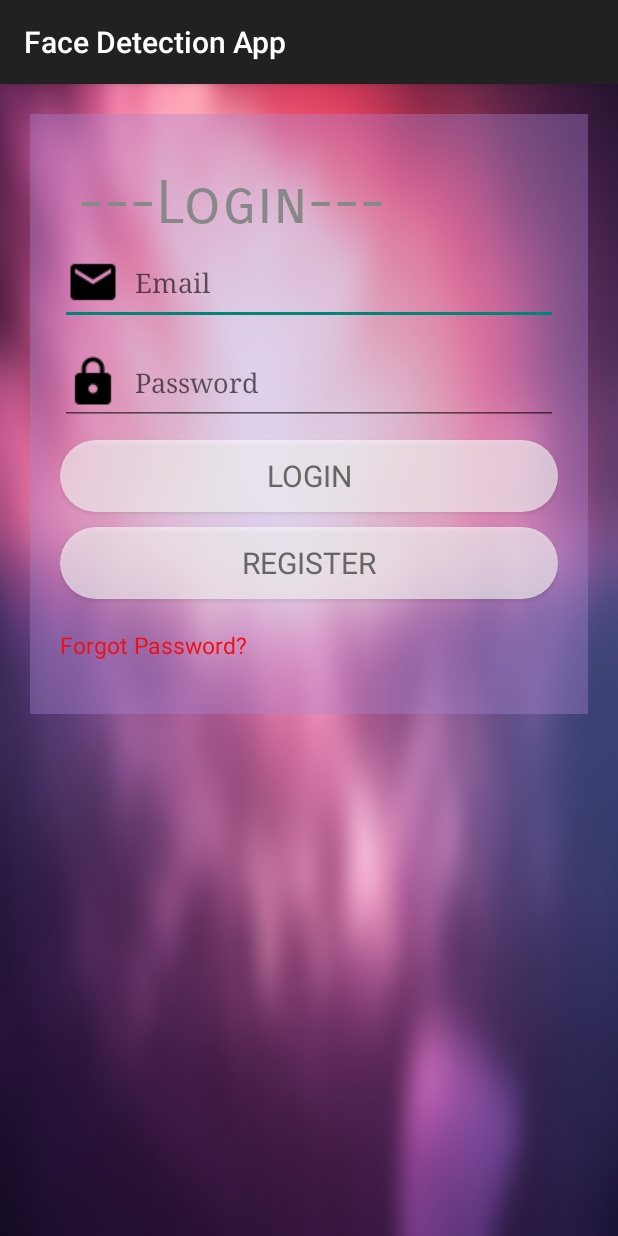
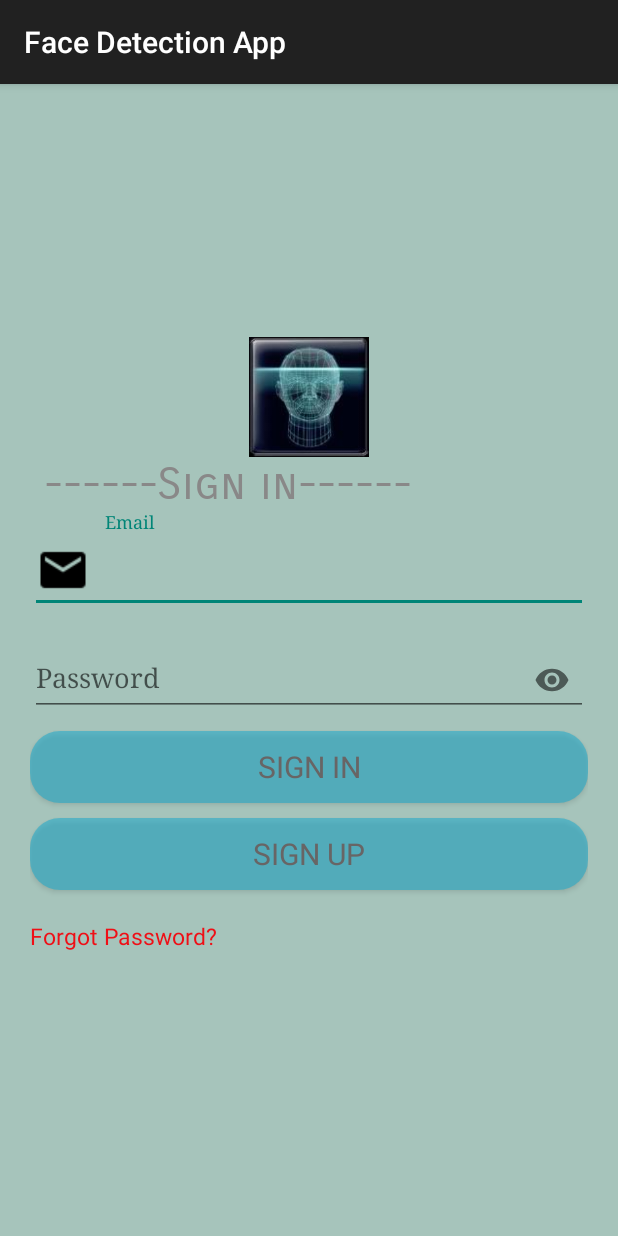
Before and after one commit to DipeanraCFC/Sample, an Android app: the screen it shows after launch (LoginActivity), on a phone screen of 412 x 824 dp. Run offline under Robolectric (Android 15) with nearby library versions, the phone set to English and light mode, and no system bars; our stand-ins replace Firebase (no records; nobody signed in at launch, a user with empty details on screens opened directly); 1 statement that could not run was skipped.

```diff
--- a/app/src/main/res/drawable/rounded_button.xml
+++ b/app/src/main/res/drawable/rounded_button.xml
@@ -1,9 +1,13 @@
 <?xml version="1.0" encoding="utf-8"?>
-<shape xmlns:android="http://schemas.android.com/apk/res/android" android:shape="rectangle" android:padding="10dp">
-    <solid android:color="#9ffffdfd"/> <!-- this one is the color of the Rounded Button -->
+<shape xmlns:android="http://schemas.android.com/apk/res/android"
+    android:padding="10dp"
+    android:shape="rectangle">
+    <solid android:color="@color/button_login" /> <!-- this one is the color of the Rounded Button -->
     <corners
-        android:bottomRightRadius="50dp"
-        android:bottomLeftRadius="50dp"
-        android:topLeftRadius="50dp"
-        android:topRightRadius="50dp"/>
+        android:bottomLeftRadius="20dp"
+        android:bottomRightRadius="20dp"
+        android:topLeftRadius="20dp"
+        android:topRightRadius="20dp"
+
+        />
 </shape>
--- a/app/src/main/res/layout/activity_dashboard.xml
+++ b/app/src/main/res/layout/activity_dashboard.xml
@@ -16,7 +16,6 @@
     <ScrollView
         android:layout_width="match_parent"
         android:layout_height="match_parent">
-
 
         <LinearLayout
             android:layout_width="match_parent"
--- a/app/src/main/res/layout/activity_login.xml
+++ b/app/src/main/res/layout/activity_login.xml
@@ -1,30 +1,39 @@
 <?xml version="1.0" encoding="utf-8"?>
 <LinearLayout xmlns:android="http://schemas.android.com/apk/res/android"
+    xmlns:app="http://schemas.android.com/apk/res-auto"
     android:layout_width="match_parent"
     android:layout_height="match_parent"
     android:layout_gravity="center"
-    android:background="@drawable/login_background"
-    android:orientation="vertical"
-    android:padding="20dp">
+    android:background="@color/login_background"
+    android:orientation="vertical">
 
     <LinearLayout
         android:layout_width="match_parent"
-        android:layout_height="400dp"
+        android:layout_height="match_parent"
         android:background="@color/login_bg"
         android:gravity="center"
         android:orientation="vertical"
         android:padding="20dp">
 
+        <ImageView
+            android:layout_width="80dp"
+            android:layout_height="80dp"
+            android:layout_marginTop="-20dp"
+            android:src="@drawable/face_icon" />
+
         <TextView
             android:layout_width="match_parent"
             android:layout_height="wrap_content"
             android:fontFamily="sans-serif-smallcaps"
-            android:text=" ---Login---"
+            android:text=" ------Sign in------"
             android:textColor="#898888"
-            android:textSize="40dp"
-
+            android:textSize="30dp"
 
             />
+
+        <android.support.design.widget.TextInputLayout
+            android:layout_width="match_parent"
+            android:layout_height="wrap_content">
 
 
             <EditText
@@ -36,8 +45,21 @@
                 android:drawablePadding="10dp"
                 android:fontFamily="serif"
                 android:hint="Email"
+                android:imeOptions="actionNext"
+                android:maxLines="1"
 
                 />
+
+        </android.support.design.widget.TextInputLayout>
+
+
+        <android.support.design.widget.TextInputLayout
+            android:layout_width="match_parent"
+            android:layout_height="wrap_content"
+
+            app:passwordToggleEnabled="true"
+
+            >
 
 
             <EditText
@@ -49,9 +71,12 @@
                 android:drawablePadding="10dp"
                 android:fontFamily="serif"
                 android:hint="Password"
+                android:imeOptions="actionDone"
                 android:inputType="textPassword"
+                android:maxLines="1"
 
                 />
+        </android.support.design.widget.TextInputLayout>
 
 
         <Button
@@ -60,10 +85,9 @@
             android:layout_height="wrap_content"
             android:background="@drawable/rounded_button"
             android:fontFamily="sans-serif"
-        android:text="login"
+            android:text="sign in"
             android:textColor="#686565"
-        android:textSize="20dp"
-        />
+            android:textSize="20dp" />
 
         <Button
             android:id="@+id/activity_login_register_button"
@@ -72,10 +96,10 @@
             android:layout_marginTop="10dp"
             android:background="@drawable/rounded_button"
             android:fontFamily="sans-serif"
-        android:text="register"
+            android:text="Sign up"
             android:textColor="#686565"
-        android:textSize="20dp"
-        />
+            android:textSize="20dp" />
+
         <TextView
             android:id="@+id/activity_login_forgot_password_textview"
             android:layout_width="match_parent"
--- a/app/src/main/res/values/colors.xml
+++ b/app/src/main/res/values/colors.xml
@@ -2,6 +2,7 @@
 <resources>
     <color name="button_pressed_background">#427cb6</color>
     <color name="button_enabled_background">#5cd779</color>
+    <color name="login_background">#8051d963</color>
     <color name="button_disabled_background">#C0C0C0</color>
     <color name="login_bg">#60a885d1</color>
     <color name="colorPrimary">#3F51B5</color>
@@ -10,9 +11,7 @@
     <color name="white">#ffffff</color>
     <color name="detection_bg">#796d64</color>
     <color name="black">#000000</color>
-
-
-
+    <color name="button_login">#8013a8ce</color>
 
 
 </resources>
```
Also changed, not shown: app/src/main/res/layout/activity_register.xml (+25 -7 lines), app/src/main/res/drawable/face_icon.jpg (added). Lines whose indentation alone changed are shown as unchanged.
